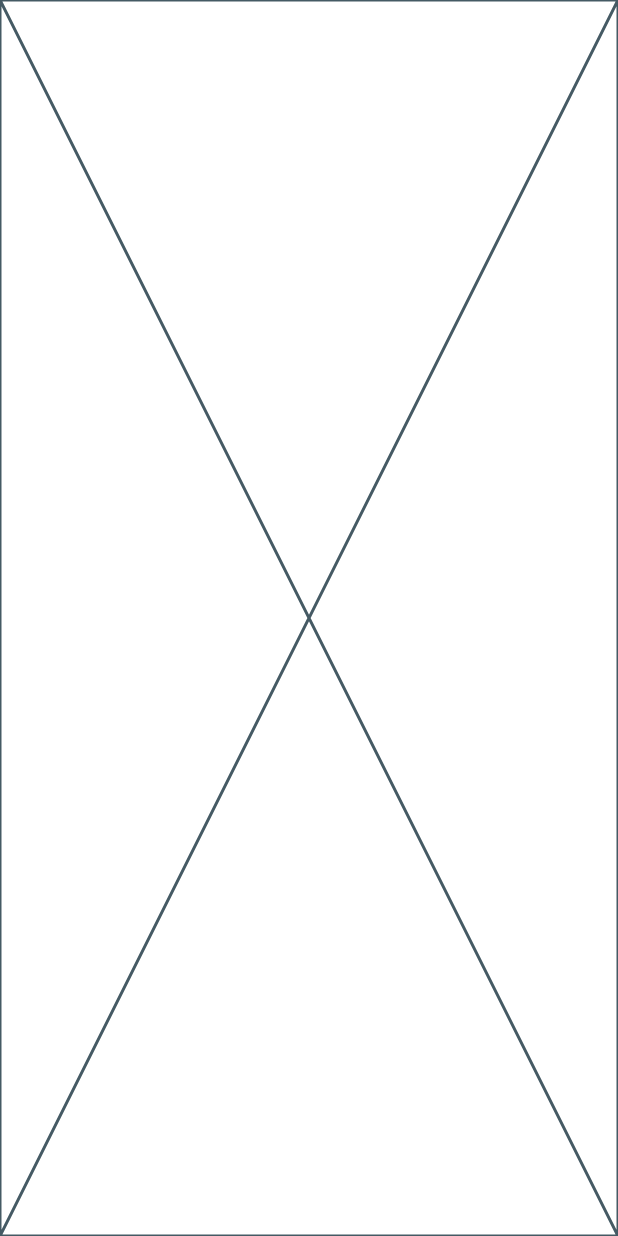
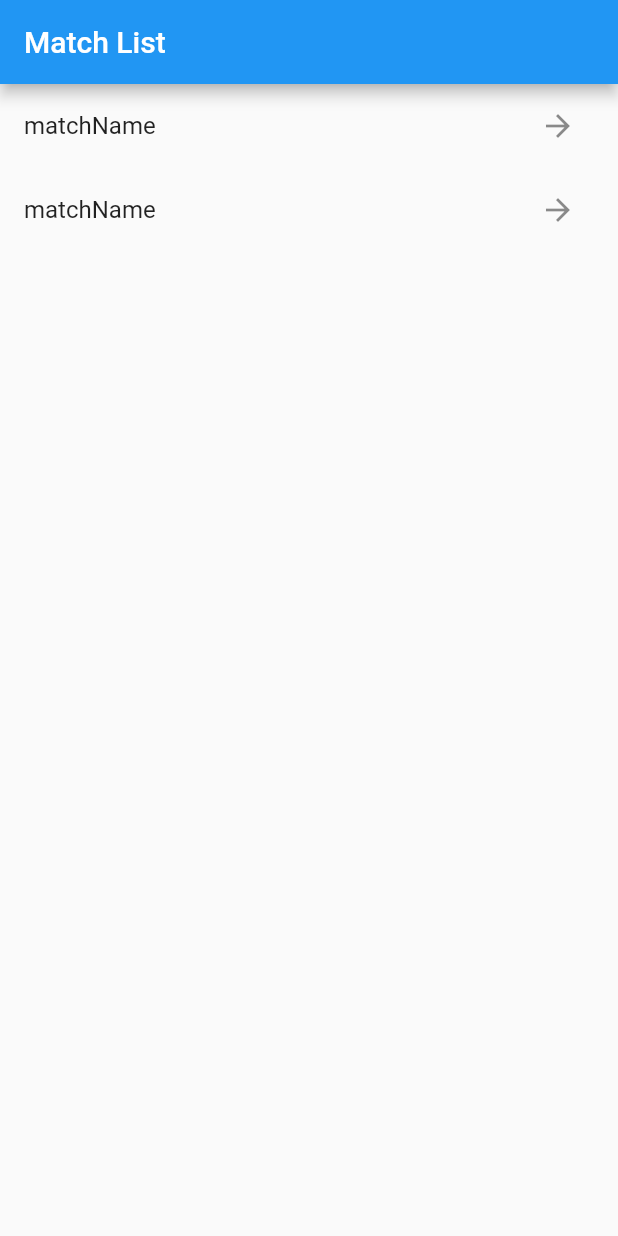
Before and after one commit to nsaqib1/ostad-assignments, a Flutter app: the screen it shows after launch, on a phone screen of 412 x 824 dp. Run offline on Flutter 3.47's test engine with Material 3 defaults, Android fonts, the phone set to English and light mode, and no system bars; our stand-ins replace firebase_core, flutter_svg, get, image_picker, pin_code_fields, shared_preferences and 1 more; accounts and stored records are empty.

Commit message:
ui complete and firebase config done

```diff
--- a/firebase_project/lib/app.dart
+++ b/firebase_project/lib/app.dart
@@ -1,14 +1,18 @@
-import 'package:firebase_project/ui/screens/home_screen.dart';
+import 'package:firebase_project/ui/screens/match_list_screen.dart';
 import 'package:flutter/material.dart';
 
-class FirebaseApp extends StatelessWidget {
-  const FirebaseApp({super.key});
+class App extends StatelessWidget {
+  const App({super.key});
 
   @override
   Widget build(BuildContext context) {
     return MaterialApp(
+      debugShowCheckedModeBanner: false,
+      theme: ThemeData(
+        useMaterial3: false,
+      ),
       title: 'Firebase Project',
-      home: const HomeScreen(),
+      home: const MatchListScreen(),
     );
   }
 }
--- a/firebase_project/lib/ui/screens/home_screen.dart
+++ /dev/null
@@ -1,15 +0,0 @@
-import 'package:flutter/material.dart';
-
-class HomeScreen extends StatefulWidget {
-  const HomeScreen({super.key});
-
-  @override
-  State<HomeScreen> createState() => _HomeScreenState();
-}
-
-class _HomeScreenState extends State<HomeScreen> {
-  @override
-  Widget build(BuildContext context) {
-    return const Placeholder();
-  }
-}
--- /dev/null
+++ b/firebase_project/lib/ui/screens/match_list_screen.dart
@@ -0,0 +1,37 @@
+import 'package:firebase_project/ui/screens/match_score_screen.dart';
+import 'package:firebase_project/ui/widgets/match_list_item.dart';
+import 'package:flutter/material.dart';
+
+class MatchListScreen extends StatefulWidget {
+  const MatchListScreen({super.key});
+
+  @override
+  State<MatchListScreen> createState() => _MatchListScreenState();
+}
+
+class _MatchListScreenState extends State<MatchListScreen> {
+  void _onTap() {
+    Navigator.push(
+      context,
+      MaterialPageRoute(
+        builder: (context) => const MatchScoreScreen(matchId: "matchId"),
+      ),
+    );
+  }
+
+  @override
+  Widget build(BuildContext context) {
+    return Scaffold(
+      appBar: AppBar(
+        title: const Text("Match List"),
+      ),
+      body: ListView.builder(
+        itemCount: 2,
+        itemBuilder: (context, index) => MatchListItem(
+          matchName: "matchName",
+          onTap: _onTap,
+        ),
+      ),
+    );
+  }
+}
--- /dev/null
+++ b/firebase_project/lib/ui/widgets/match_list_item.dart
@@ -0,0 +1,23 @@
+import 'package:flutter/material.dart';
+
+class MatchListItem extends StatelessWidget {
+  const MatchListItem({
+    super.key,
+    required this.matchName,
+    required this.onTap,
+  });
+
+  final String matchName;
+  final VoidCallback onTap;
+
+  @override
+  Widget build(BuildContext context) {
+    return ListTile(
+      title: Text(matchName),
+      trailing: IconButton(
+        onPressed: onTap,
+        icon: const Icon(Icons.arrow_forward),
+      ),
+    );
+  }
+}
```
Also changed, not shown: firebase_project/lib/data/models/match_model.dart (added, +22 -0 lines), firebase_project/lib/main.dart (+8 -2 lines), firebase_project/lib/ui/screens/match_score_screen.dart (added, +42 -0 lines), firebase_project/lib/ui/widgets/match_scrore_card.dart (added, +55 -0 lines), firebase_project/lib/firebase_options.dart (added), 7 other files.
